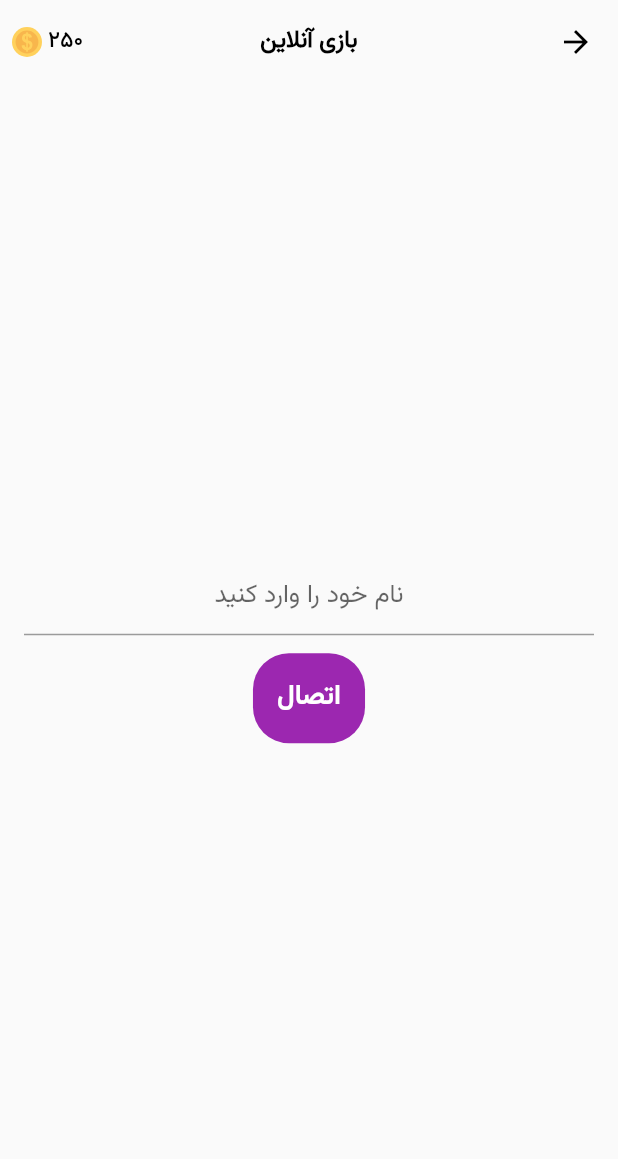
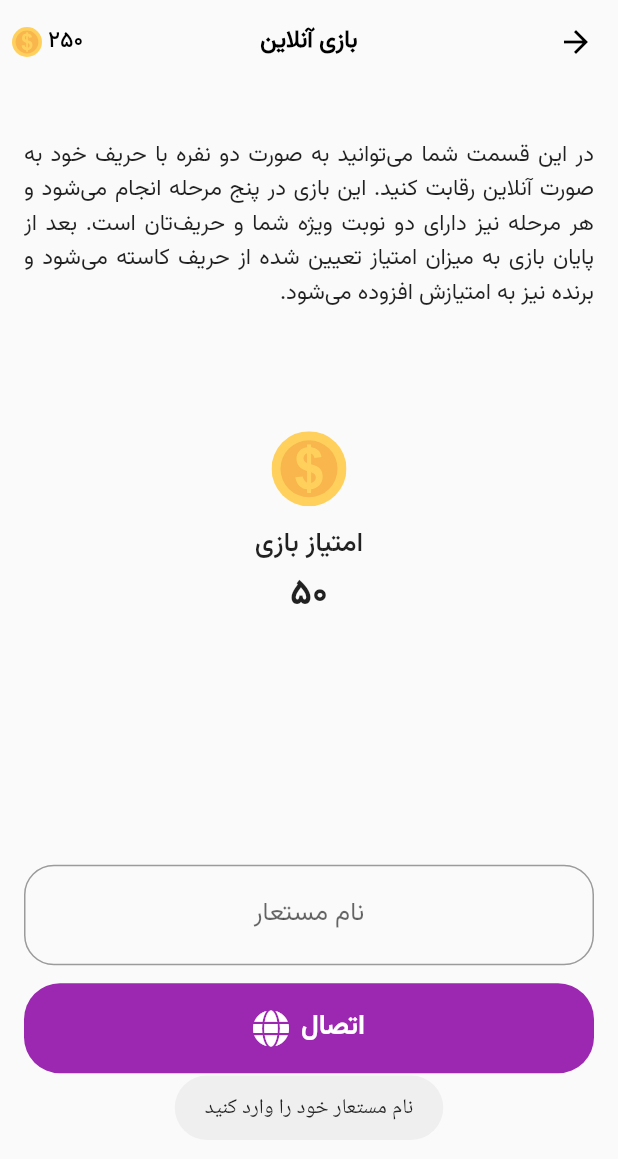
Before and after one commit to misagh1999/Nostalgia-Game, a Flutter app: the OnlineReadyGameScreen screen opened by its route, after a tap on "اتصال", on a phone screen of 412 x 824 dp. Shown: the top 1159 px of the screen. Run offline on Flutter 3.47's test engine with Material 2 defaults, Android fonts, the phone set to English and light mode, and no system bars; our stand-ins replace connectivity_plus, double_back_to_close_app, flutter_spinkit, flutter_svg, fluttertoast, font_awesome_flutter and 6 more; missing offline and left inert: android_intent_plus, connectivity_plus_web, package_info_plus_web, shared_preferences_web; accounts and stored records are empty; network calls fail.

Commit message:
check internet connection and improved ui of ready online

```diff
--- a/lib/bindings/online_game_binding.dart
+++ b/lib/bindings/online_game_binding.dart
@@ -1,9 +1,11 @@
 import 'package:get/get.dart';
+import 'package:handy_dandy_app/controllers/network_controller.dart';
 import 'package:handy_dandy_app/controllers/online_game_controller.dart';
 
 class OnlineGameBinding implements Bindings {
   @override
   void dependencies() {
+    Get.lazyPut(() => NetworkController());
     Get.lazyPut(() => OnlineGameController());
   }
 }
--- a/lib/constants.dart
+++ b/lib/constants.dart
@@ -25,3 +25,5 @@ abstract class Assets {
 
 const READY_DESC =
     'این بازی در ۵ نوبت انجام می‌شود. در هر نوبت شما باید گزینه مورد نظر را حدس بزنید. همچنین شما در طول بازی ۳ جان دارید. در صورت برنده شدن یا باختن به ترتیب به میزان امتیاز مشخص شده از مجموع امتیازات شما اضافه یا کاسته می‌شود. ';
+
+const READY_DESC_ONLINE = 'در این قسمت شما می‌توانید به صورت دو نفره با حریف خود به صورت آنلاین رقابت کنید. این بازی در پنج مرحله انجام می‌شود و هر مرحله نیز دارای دو نوبت ویژه شما و حریف‌تان است. بعد از پایان بازی به میزان امتیاز تعیین شده از حریف کاسته می‌شود و برنده نیز به امتیازش افزوده می‌شود.';
--- /dev/null
+++ b/lib/controllers/network_controller.dart
@@ -0,0 +1,56 @@
+import 'dart:async';
+
+import 'package:connectivity_plus/connectivity_plus.dart';
+import 'package:flutter/services.dart';
+import 'package:get/get.dart';
+
+class NetworkController extends GetxController {
+  //this variable 0 = No Internet, 1 = connected to WIFI ,2 = connected to Mobile Data.
+  RxInt connectionType = 0.obs;
+
+  final Connectivity _connectivity = Connectivity();
+
+  late StreamSubscription _streamSubscription;
+
+  @override
+  void onInit() {
+    GetConnectionType();
+    _streamSubscription =
+        _connectivity.onConnectivityChanged.listen(_updateState);
+    super.onInit();
+  }
+
+  Future<void> GetConnectionType() async {
+    var connectivityResult;
+    try {
+      connectivityResult = await (_connectivity.checkConnectivity());
+    } on PlatformException catch (e) {
+      print(e);
+    }
+    return _updateState(connectivityResult);
+  }
+
+  _updateState(ConnectivityResult result) {
+    print('update state connection');
+    switch (result) {
+      case ConnectivityResult.wifi:
+        connectionType.value = 1;
+        break;
+      case ConnectivityResult.mobile:
+        connectionType.value = 2;
+        break;
+      case ConnectivityResult.none:
+        connectionType.value = 0;
+        break;
+      default:
+        Get.snackbar('Network Error', 'Failed to get Network Status');
+        break;
+    }
+  }
+
+  @override
+  void onClose() {
+    //stop listening to network state when app is closed
+    _streamSubscription.cancel();
+  }
+}
--- a/lib/controllers/online_game_controller.dart
+++ b/lib/controllers/online_game_controller.dart
@@ -1,5 +1,7 @@
 import 'package:flutter/material.dart';
+import 'package:fluttertoast/fluttertoast.dart';
 import 'package:get/get.dart';
+import 'package:handy_dandy_app/controllers/network_controller.dart';
 import 'package:handy_dandy_app/routes/app_pages.dart';
 import 'package:socket_io_client/socket_io_client.dart';
 import 'package:uuid/uuid.dart';
@@ -8,6 +10,13 @@ class OnlineGameController extends GetxController {
   late Socket socket;
 
   TextEditingController aliasTextController = TextEditingController();
+  final NetworkController networkController = Get.find();
+
+  RxBool get hasInternetConnection {
+    var result = false;
+    result = networkController.connectionType.value != 0;
+    return result.obs;
+  }
 
   RxString yourId = "".obs;
   RxString rivalId = "".obs;
@@ -87,12 +96,14 @@ class OnlineGameController extends GetxController {
 
     socket = io(
       // 'ws://192.168.1.70:3000',
-      'http://misaghpour-dev.ir',
+      'https://misaghpour-dev.ir',
       OptionBuilder()
           .setTransports(['websocket']) // for Flutter or Dart VM
           .disableAutoConnect() // disable auto-connection
           .build(),
     );
+
+    socket.onConnectError((data) => print(data));
 
     socket.connect();
 
@@ -103,6 +114,10 @@ class OnlineGameController extends GetxController {
     _listenSockets();
 
     super.onInit();
+  }
+
+  reConnectSocket() {
+    if (networkController.connectionType.value != 0) socket.connect();
   }
 
   _listenSockets() {
@@ -144,9 +159,6 @@ class OnlineGameController extends GetxController {
 
     socket.on('onSelect', (data) {
       final Map<String, dynamic> message = data;
-
-      print('onSelect');
-      print(message);
 
       final rBoxNumber = int.parse(message['boxNumber'] as String);
       final rSenderId = message['senderId'] as String;
@@ -244,11 +256,17 @@ class OnlineGameController extends GetxController {
   }
 
   requestToJoin() {
-    if (aliasTextController.text.isNotEmpty) {
-      yourAlias.value = aliasTextController.text;
-      socket.emit('join', {"id": yourId.value, "alias": yourAlias.value});
-      aliasTextController.text = "";
-      isFinding.value = true;
+    if (hasInternetConnection.value) {
+      if (aliasTextController.text.trim() != "") {
+        yourAlias.value = aliasTextController.text;
+        socket.emit('join', {"id": yourId.value, "alias": yourAlias.value});
+        aliasTextController.text = "";
+        isFinding.value = true;
+      } else {
+        Fluttertoast.showToast(msg: 'نام مستعار خود را وارد کنید');
+      }
+    } else {
+      Fluttertoast.showToast(msg: 'اتصال به اینترنت وجود ندارد');
     }
   }
 }
--- a/lib/routes/app_pages.dart
+++ b/lib/routes/app_pages.dart
@@ -32,7 +32,7 @@ class AppPages {
         name: Routes.READY_ONLINE_GAME,
         page: () => OnlineReadyGameScreen(),
         binding: OnlineGameBinding()),
-    GetPage(name: Routes.ONLINE_GAME, page: () => OnlineMainGameScreen()),
+    GetPage(name: Routes.ONLINE_GAME, page: () => OnlineMainGameScreen(), binding: OnlineGameBinding()),
     GetPage(
         name: Routes.DAILY_LOTTERY,
         page: () => DailyLotteryScreen(),
--- a/lib/screens/online_game/ready/online_ready_game_screen.dart
+++ b/lib/screens/online_game/ready/online_ready_game_screen.dart
@@ -1,8 +1,13 @@
 import 'package:flutter/material.dart';
+import 'package:flutter_svg/svg.dart';
+import 'package:font_awesome_flutter/font_awesome_flutter.dart';
 import 'package:handy_dandy_app/constants.dart';
+import 'package:handy_dandy_app/controllers/network_controller.dart';
 import 'package:handy_dandy_app/controllers/online_game_controller.dart';
 import 'package:handy_dandy_app/widgets/app_bar.dart';
 import 'package:get/get.dart';
+
+import '../../../widgets/no_internet_box.dart';
 
 class OnlineReadyGameScreen extends StatelessWidget {
   OnlineReadyGameScreen({Key? key}) : super(key: key);
@@ -14,46 +19,86 @@ class OnlineReadyGameScreen extends StatelessWidget {
     return Scaffold(
       appBar: buildMyAppBar(title: 'بازی‌ آنلاین'),
       body: SafeArea(
-        child: Container(
+        child: Obx(
+          () => Container(
             width: double.infinity,
             padding: EdgeInsets.all(16),
             child: Column(
               crossAxisAlignment: CrossAxisAlignment.center,
               mainAxisAlignment: MainAxisAlignment.center,
               children: [
+                !controller.hasInternetConnection.value
+                    ? NoInternetBox()
+                    : SizedBox(
+                        height: 20,
+                      ),
+                Text(READY_DESC_ONLINE, textAlign: TextAlign.justify,),
+                Spacer(),
+                SvgPicture.asset(
+                  'assets/coin.svg',
+                  width: 50,
+                ),
+                SizedBox(
+                  height: 12,
+                ),
+                Text(
+                  'امتیاز بازی',
+                  style: TextStyle(fontFamily: Fonts.Medium, fontSize: 18),
+                ),
+                Text(
+                  '۵۰',
+                  style: TextStyle(fontFamily: Fonts.Bold, fontSize: 24),
+                ),
+                Spacer(flex: 2,),
                 TextField(
                   controller: controller.aliasTextController,
                   textAlign: TextAlign.center,
                   decoration: InputDecoration(
-                  hintText: 'نام خود را وارد کنید',
-                ),
+                      hintText: 'نام مستعار',
+                      border: OutlineInputBorder(
+                          borderRadius: BorderRadius.circular(20))),
                 ),
                 SizedBox(
                   height: 12,
                 ),
                 GestureDetector(
                   onTap: () {
-                  // todo:
                     controller.requestToJoin();
                   },
                   child: Container(
                     padding: EdgeInsets.all(16),
                     decoration: BoxDecoration(
-                      color: primaryColor,
+                        color: controller.hasInternetConnection.value
+                            ? primaryColor
+                            : Colors.grey,
                         borderRadius: BorderRadius.circular(24)),
-                  child: Text(
+                    child: Row(
+                      mainAxisAlignment: MainAxisAlignment.center,
+                      children: [
+                        Text(
                           'اتصال',
                           style: TextStyle(
                               fontFamily: Fonts.Bold,
                               fontSize: 18,
                               color: Colors.white),
                         ),
+                        SizedBox(
+                          width: 8,
+                        ),
+                        FaIcon(
+                          FontAwesomeIcons.globe,
+                          color: Colors.white,
+                        ),
+                      ],
+                    ),
                   ),
                 ),
                 SizedBox(
                   height: 12,
                 ),
+                Spacer()
               ],
+            ),
           ),
         ),
       ),
--- /dev/null
+++ b/lib/widgets/no_internet_box.dart
@@ -0,0 +1,37 @@
+import 'package:flutter/material.dart';
+
+import '../constants.dart';
+
+class NoInternetBox extends StatelessWidget {
+  const NoInternetBox({
+    Key? key,
+  }) : super(key: key);
+
+  @override
+  Widget build(BuildContext context) {
+    return Container(
+      padding: EdgeInsets.symmetric(horizontal: 16, vertical: 4),
+      decoration: BoxDecoration(
+          borderRadius: BorderRadius.circular(20),
+          border: Border.all(width: 1, color: Colors.red)),
+      child: Row(
+        mainAxisSize: MainAxisSize.min,
+        children: [
+          Text(
+            'اتصال به اینترنت وجود ندارد',
+            style: TextStyle(
+                fontFamily: Fonts.Medium, color: Colors.red),
+          ),
+          SizedBox(
+            width: 4,
+          ),
+          Image.asset(
+            'assets/images/no-internet.png',
+            width: 20,
+            height: 20,
+          )
+        ],
+      ),
+    );
+  }
+}
--- a/pubspec.yaml
+++ b/pubspec.yaml
@@ -23,12 +23,13 @@ dependencies:
   hive: ^2.1.0
   hive_flutter: ^1.1.0
   font_awesome_flutter: ^10.1.0
-  socket_io_client: ^1.0.2  #2.0.0-beta.4-nullsafety.0    #1.0.2
+  socket_io_client: ^2.0.0-beta.4-nullsafety.0  #2.0.0-beta.4-nullsafety.0    #1.0.2
   uuid: ^3.0.6
   double_back_to_close_app: ^2.1.0
   fluttertoast: ^8.0.9
   android_intent_plus: ^3.1.1
   parse_server_sdk_flutter: ^3.1.2
+  connectivity_plus: ^1.0.1
 
 
 
```
Also changed, not shown: lib/screens/home/home_screen.dart (+8 -8 lines), lib/widgets/no_internet_widget.dart (added, +112 -0 lines), assets/images/no-internet.png (added), pubspec.lock, 1 other file. Lines whose indentation alone changed are shown as unchanged.
